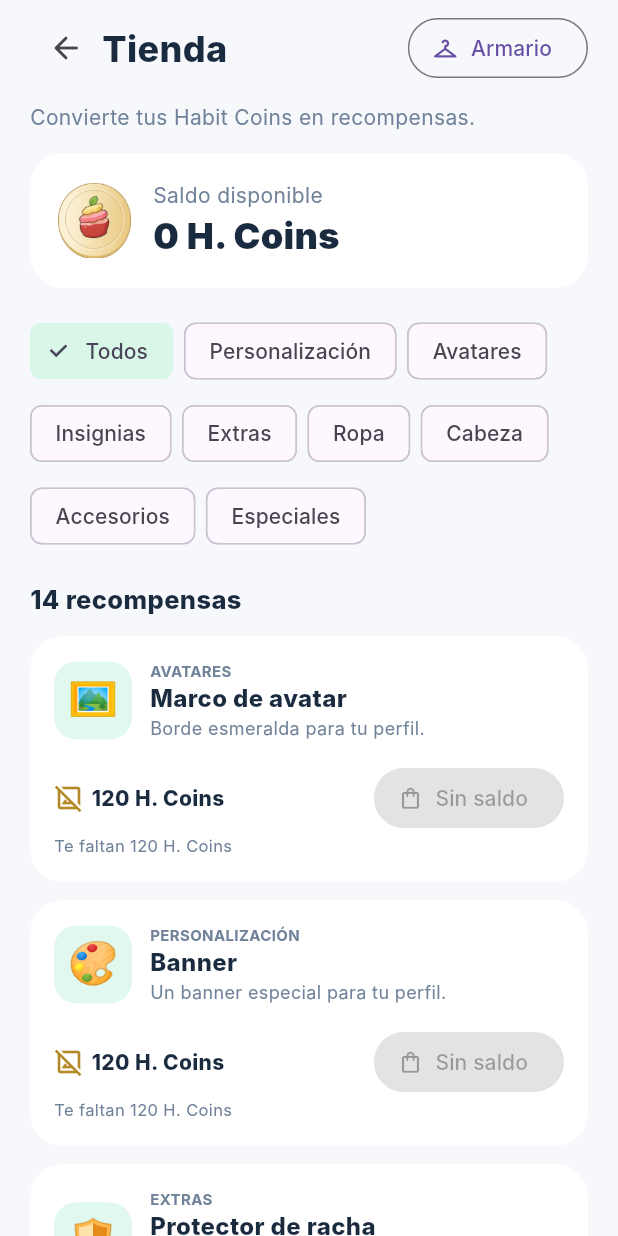
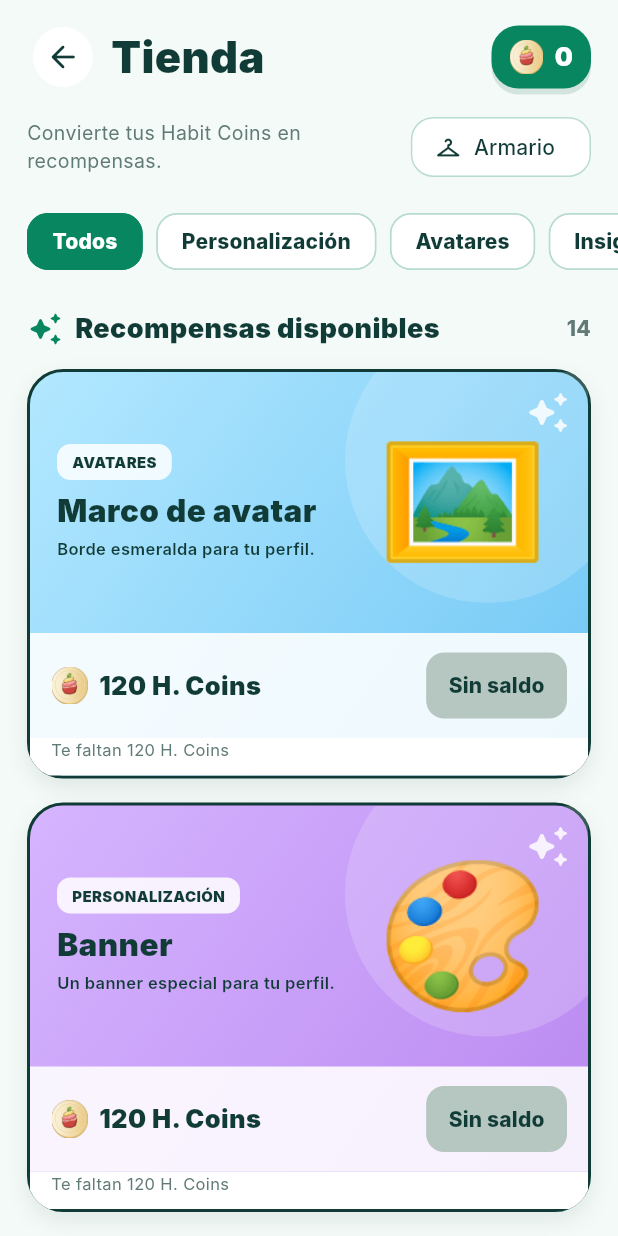
Before and after one commit to roldanvalego602-stack/Healthy-Habit-v2, a Flutter app: the StoreScreen screen opened directly, on a phone screen of 412 x 824 dp. Run offline on Flutter 3.47's test engine with Material 3 defaults, Android fonts, the phone set to English and light mode, and no system bars; our stand-ins replace cloud_firestore, firebase_auth, firebase_core, google_sign_in, image_picker; accounts and stored records are empty; Roboto replaces fonts that are missing (Inter).

Commit message:
Avances actuales de Healthy Habit

```diff
--- a/lib/páginas/tienda/store_screen.dart
+++ b/lib/páginas/tienda/store_screen.dart
@@ -1,7 +1,9 @@
 import 'package:flutter/material.dart';
+
 import 'shop_service.dart';
 import 'wardrobe_screen.dart';
 
+/// Tienda con tarjetas horizontales grandes. Conserva el catálogo y las compras.
 class StoreScreen extends StatefulWidget {
   const StoreScreen({
     super.key,
@@ -9,21 +11,23 @@ class StoreScreen extends StatefulWidget {
     this.onNavigate,
     this.onOpenWardrobe,
   });
-  // Compatibilidad con llamadas existentes. El saldo real siempre viene de Firestore.
+
+  // Se mantiene por compatibilidad; el saldo real procede de ShopService.
   final int initialCoins;
   final ValueChanged<int>? onNavigate;
   final VoidCallback? onOpenWardrobe;
+
   @override
   State<StoreScreen> createState() => _StoreScreenState();
 }
 
 class _StoreScreenState extends State<StoreScreen> {
-  static const green = Color(0xFF08BD87),
-      navy = Color(0xFF1A2B40),
-      muted = Color(0xFF71839A);
-  String _filter = 'Todos';
-  String? _busy;
-  final _categories = const [
+  static const _green = Color(0xFF07865F);
+  static const _ink = Color(0xFF113B36);
+  static const _muted = Color(0xFF607A76);
+  static const _background = Color(0xFFF4FAF7);
+
+  static const _categories = <String>[
     'Todos',
     'Personalización',
     'Avatares',
@@ -34,6 +38,9 @@ class _StoreScreenState extends State<StoreScreen> {
     'Accesorios',
     'Especiales',
   ];
+
+  String _filter = 'Todos';
+  String? _busy;
 
   void _message(String message) {
     if (!mounted) return;
@@ -49,11 +56,9 @@ class _StoreScreenState extends State<StoreScreen> {
       await ShopService.instance.buy(item);
       _message('¡Canjeaste ${item.name}! Ya está en tu colección.');
     } catch (error) {
-      _message(
-        error is ShopException
-            ? error.message
-            : 'No se pudo completar la compra. Revisa tu conexión y permisos.',
-      );
+      _message(error is ShopException
+          ? error.message
+          : 'No se pudo completar la compra. Revisa tu conexión y permisos.');
     } finally {
       if (mounted) setState(() => _busy = null);
     }
@@ -62,147 +67,84 @@ class _StoreScreenState extends State<StoreScreen> {
   void _openWardrobe() {
     if (widget.onOpenWardrobe != null) {
       widget.onOpenWardrobe!();
-      return;
+    } else {
+      Navigator.of(context).push(
+        MaterialPageRoute(builder: (_) => const WardrobeScreen()),
+      );
     }
-    Navigator.of(
-      context,
-    ).push(MaterialPageRoute(builder: (_) => const WardrobeScreen()));
+  }
+
+  void _back() {
+    if (Navigator.of(context).canPop()) {
+      Navigator.of(context).pop();
+    } else {
+      widget.onNavigate?.call(0);
+    }
   }
 
   @override
   Widget build(BuildContext context) {
     return Scaffold(
-      backgroundColor: const Color(0xFFF6F8FB),
+      backgroundColor: _background,
       body: SafeArea(
         child: StreamBuilder<ShopState>(
           stream: ShopService.instance.watch(),
           builder: (context, snapshot) {
             final state = snapshot.data;
-            final items =
-                shopCatalog
-                    .where((i) => _filter == 'Todos' || i.category == _filter)
-                    .toList();
+            final items = shopCatalog
+                .where((item) => _filter == 'Todos' || item.category == _filter)
+                .toList();
+
             return CustomScrollView(
               slivers: [
+                SliverToBoxAdapter(child: _header(state)),
+                if (snapshot.hasError)
+                  const SliverToBoxAdapter(
+                    child: Padding(
+                      padding: EdgeInsets.symmetric(horizontal: 18, vertical: 8),
+                      child: Text(
+                        'No se pudo cargar el saldo. Comprueba tu sesión y los permisos de Firestore.',
+                        style: TextStyle(color: Colors.red),
+                      ),
+                    ),
+                  ),
+                SliverToBoxAdapter(child: _categoryFilters()),
                 SliverPadding(
-                  padding: const EdgeInsets.fromLTRB(20, 8, 20, 28),
+                  padding: const EdgeInsets.fromLTRB(18, 18, 18, 28),
                   sliver: SliverList(
                     delegate: SliverChildListDelegate([
                       Row(
                         children: [
-                          IconButton(
-                            onPressed: () {
-                              if (Navigator.of(context).canPop()) {
-                                Navigator.pop(context);
-                              } else {
-                                widget.onNavigate?.call(0);
-                              }
-                            },
-                            icon: const Icon(Icons.arrow_back_rounded),
-                          ),
+                          const Icon(Icons.auto_awesome_rounded, color: _green),
+                          const SizedBox(width: 8),
                           const Expanded(
                             child: Text(
-                              'Tienda',
+                              'Recompensas disponibles',
                               style: TextStyle(
-                                fontSize: 24,
-                                fontWeight: FontWeight.w800,
-                                color: navy,
+                                fontSize: 18,
+                                fontWeight: FontWeight.w900,
+                                color: _ink,
                               ),
                             ),
                           ),
-                          OutlinedButton.icon(
-                            onPressed: _openWardrobe,
-                            icon: const Icon(Icons.checkroom_rounded),
-                            label: const Text('Armario'),
+                          Text(
+                            '${items.length}',
+                            style: const TextStyle(
+                              fontWeight: FontWeight.w800,
+                              color: _muted,
+                            ),
                           ),
                         ],
                       ),
-                      const SizedBox(height: 12),
-                      const Text(
-                        'Convierte tus Habit Coins en recompensas.',
-                        style: TextStyle(color: muted),
-                      ),
                       const SizedBox(height: 14),
-                      Container(
-                        padding: const EdgeInsets.all(18),
-                        decoration: BoxDecoration(
-                          color: Colors.white,
-                          borderRadius: BorderRadius.circular(22),
-                        ),
-                        child: Row(
-                          children: [
-                            Image.asset(
-                              'assets/monedas/h coin.png',
-                              width: 50,
-                              height: 50,
-                              errorBuilder:
-                                  (_, __, ___) => const Icon(
-                                    Icons.image_not_supported_outlined,
-                                    color: Colors.amber,
-                                    size: 45,
-                                  ),
-                            ),
-                            const SizedBox(width: 14),
-                            Column(
-                              crossAxisAlignment: CrossAxisAlignment.start,
-                              children: [
-                                const Text(
-                                  'Saldo disponible',
-                                  style: TextStyle(color: muted),
-                                ),
-                                Text(
-                                  state == null
-                                      ? 'Cargando...'
-                                      : '${state.coins} H. Coins',
-                                  style: const TextStyle(
-                                    fontSize: 24,
-                                    fontWeight: FontWeight.w900,
-                                    color: navy,
-                                  ),
-                                ),
-                              ],
-                            ),
-                          ],
-                        ),
-                      ),
-                      if (snapshot.hasError)
-                        Padding(
-                          padding: const EdgeInsets.only(top: 12),
-                          child: Text(
-                            'No se pudo cargar el saldo. Comprueba tu sesión y permisos de Firestore.',
-                            style: TextStyle(color: Colors.red.shade700),
+                      if (items.isEmpty)
+                        const Padding(
+                          padding: EdgeInsets.symmetric(vertical: 30),
+                          child: Center(
+                            child: Text('No hay artículos en esta categoría.'),
                           ),
                         ),
-                      const SizedBox(height: 18),
-                      Wrap(
-                        spacing: 7,
-                        runSpacing: 7,
-                        children:
-                            _categories
-                                .map(
-                                  (c) => ChoiceChip(
-                                    label: Text(c),
-                                    selected: _filter == c,
-                                    onSelected:
-                                        (_) => setState(() => _filter = c),
-                                    selectedColor: const Color(0xFFD9F7E9),
-                                  ),
-                                )
-                                .toList(),
-                      ),
-                      const SizedBox(height: 20),
-                      Text(
-                        '${items.length} recompensas',
-                        style: const TextStyle(
-                          fontWeight: FontWeight.w800,
-                          color: navy,
-                          fontSize: 17,
-                        ),
-                      ),
-                      const SizedBox(height: 12),
-                      if (items.isEmpty)
-                        const Text('No hay artículos en esta categoría.'),
-                      ...items.map((item) => _card(item, state)),
+                      ...items.map((item) => _offerCard(item, state)),
                     ]),
                   ),
                 ),
@@ -214,111 +156,345 @@ class _StoreScreenState extends State<StoreScreen> {
     );
   }
 
-  Widget _card(ShopItem item, ShopState? state) {
-    final owned = state?.owns(item.id) ?? false;
-    final affordable = state != null && state.coins >= item.price;
-    final waiting = _busy == item.id;
-    return Container(
-      margin: const EdgeInsets.only(bottom: 12),
-      padding: const EdgeInsets.all(16),
-      decoration: BoxDecoration(
-        color: Colors.white,
-        borderRadius: BorderRadius.circular(22),
-      ),
+  Widget _header(ShopState? state) {
+    return Padding(
+      padding: const EdgeInsets.fromLTRB(18, 14, 18, 12),
       child: Column(
         crossAxisAlignment: CrossAxisAlignment.start,
         children: [
           Row(
             children: [
+              IconButton.filledTonal(
+                onPressed: _back,
+                icon: const Icon(Icons.arrow_back_rounded),
+                style: IconButton.styleFrom(
+                  backgroundColor: Colors.white,
+                  foregroundColor: _ink,
+                ),
+              ),
+              const SizedBox(width: 8),
+              const Expanded(
+                child: Text(
+                  'Tienda',
+                  style: TextStyle(
+                    color: _ink,
+                    fontSize: 29,
+                    fontWeight: FontWeight.w900,
+                  ),
+                ),
+              ),
               Container(
-                width: 52,
-                height: 52,
-                alignment: Alignment.center,
+                padding: const EdgeInsets.symmetric(horizontal: 12, vertical: 9),
                 decoration: BoxDecoration(
-                  color: const Color(0xFFE0F8EE),
-                  borderRadius: BorderRadius.circular(15),
+                  color: _green,
+                  borderRadius: BorderRadius.circular(18),
+                  boxShadow: const [
+                    BoxShadow(color: Color(0x22004E37), offset: Offset(0, 4)),
+                  ],
                 ),
-                child: Text(item.emoji, style: const TextStyle(fontSize: 27)),
-              ),
-              const SizedBox(width: 12),
-              Expanded(
-                child: Column(
-                  crossAxisAlignment: CrossAxisAlignment.start,
+                child: Row(
+                  mainAxisSize: MainAxisSize.min,
                   children: [
+                    _coinIcon(size: 23),
+                    const SizedBox(width: 7),
                     Text(
-                      item.category.toUpperCase(),
+                      state == null ? '...' : '${state.coins}',
                       style: const TextStyle(
-                        color: muted,
-                        fontSize: 10,
-                        fontWeight: FontWeight.bold,
+                        color: Colors.white,
+                        fontSize: 17,
+                        fontWeight: FontWeight.w900,
                       ),
-                    ),
-                    Text(
-                      item.name,
-                      style: const TextStyle(
-                        color: navy,
-                        fontSize: 16,
-                        fontWeight: FontWeight.w800,
-                      ),
-                    ),
-                    Text(
-                      item.description,
-                      style: const TextStyle(color: muted, fontSize: 12),
                     ),
                   ],
                 ),
               ),
             ],
           ),
-          const SizedBox(height: 14),
+          const SizedBox(height: 12),
           Row(
             children: [
-              const Icon(
-                Icons.image_not_supported_outlined,
-                color: Color(0xFFB58A26),
-                size: 20,
+              const Expanded(
+                child: Text(
+                  'Convierte tus Habit Coins en recompensas.',
+                  style: TextStyle(color: _muted, fontSize: 13),
+                ),
               ),
-              const SizedBox(width: 5),
-              Expanded(
-                child: Text(
-                  item.price == 0 ? 'Gratis' : '${item.price} H. Coins',
-                  style: const TextStyle(
-                    fontWeight: FontWeight.w800,
-                    color: navy,
+              const SizedBox(width: 8),
+              OutlinedButton.icon(
+                onPressed: _openWardrobe,
+                icon: const Icon(Icons.checkroom_rounded, size: 18),
+                label: const Text('Armario'),
+                style: OutlinedButton.styleFrom(
+                  foregroundColor: _ink,
+                  backgroundColor: Colors.white,
+                  side: const BorderSide(color: Color(0xFFB8DCD0)),
+                  shape: RoundedRectangleBorder(
+                    borderRadius: BorderRadius.circular(15),
                   ),
                 ),
               ),
-              FilledButton.icon(
-                onPressed:
-                    state == null || owned || !affordable || _busy != null
-                        ? null
-                        : () => _buy(item),
-                icon: Icon(
-                  owned
-                      ? Icons.check_circle_outline
-                      : Icons.shopping_bag_outlined,
-                  size: 17,
-                ),
-                label: Text(
-                  waiting
-                      ? 'Comprando...'
-                      : owned
-                      ? 'Adquirido'
-                      : affordable
-                      ? 'Canjear'
-                      : 'Sin saldo',
-                ),
-                style: FilledButton.styleFrom(backgroundColor: green),
-              ),
             ],
           ),
+        ],
+      ),
+    );
+  }
+
+  Widget _categoryFilters() {
+    return SizedBox(
+      height: 54,
+      child: ListView.separated(
+        padding: const EdgeInsets.symmetric(horizontal: 18, vertical: 5),
+        scrollDirection: Axis.horizontal,
+        itemCount: _categories.length,
+        separatorBuilder: (_, __) => const SizedBox(width: 9),
+        itemBuilder: (context, index) {
+          final category = _categories[index];
+          final selected = _filter == category;
+          return ChoiceChip(
+            label: Text(category),
+            selected: selected,
+            onSelected: (_) => setState(() => _filter = category),
+            showCheckmark: false,
+            selectedColor: _green,
+            backgroundColor: Colors.white,
+            side: BorderSide(
+              color: selected ? _green : const Color(0xFFB8DCD0),
+            ),
+            labelStyle: TextStyle(
+              color: selected ? Colors.white : _ink,
+              fontWeight: FontWeight.w800,
+            ),
+            shape: RoundedRectangleBorder(
+              borderRadius: BorderRadius.circular(14),
+            ),
+          );
+        },
+      ),
+    );
+  }
+
+  Widget _offerCard(ShopItem item, ShopState? state) {
+    final owned = state?.owns(item.id) ?? false;
+    final affordable = state != null && state.coins >= item.price;
+    final waiting = _busy == item.id;
+    final canBuy = state != null && !owned && affordable && _busy == null;
+    final palette = _palette(item.category);
+
+    return Container(
+      margin: const EdgeInsets.only(bottom: 16),
+      clipBehavior: Clip.antiAlias,
+      decoration: BoxDecoration(
+        gradient: LinearGradient(
+          begin: Alignment.topLeft,
+          end: Alignment.bottomRight,
+          colors: palette,
+        ),
+        borderRadius: BorderRadius.circular(24),
+        border: Border.all(color: _ink, width: 2),
+        boxShadow: const [
+          BoxShadow(
+            color: Color(0x180F4039),
+            blurRadius: 12,
+            offset: Offset(0, 6),
+          ),
+        ],
+      ),
+      child: Column(
+        children: [
+          SizedBox(
+            height: 174,
+            child: Stack(
+              children: [
+                Positioned(
+                  right: -28,
+                  top: -36,
+                  child: Container(
+                    width: 190,
+                    height: 190,
+                    decoration: BoxDecoration(
+                      color: Colors.white.withValues(alpha: 0.17),
+                      shape: BoxShape.circle,
+                    ),
+                  ),
+                ),
+                Positioned(
+                  right: 12,
+                  top: 12,
+                  child: Icon(
+                    Icons.auto_awesome_rounded,
+                    size: 30,
+                    color: Colors.white.withValues(alpha: 0.85),
+                  ),
+                ),
+                Padding(
+                  padding: const EdgeInsets.all(18),
+                  child: Row(
+                    children: [
+                      Expanded(
+                        flex: 6,
+                        child: Column(
+                          crossAxisAlignment: CrossAxisAlignment.start,
+                          mainAxisAlignment: MainAxisAlignment.center,
+                          children: [
+                            Container(
+                              padding: const EdgeInsets.symmetric(
+                                horizontal: 10,
+                                vertical: 5,
+                              ),
+                              decoration: BoxDecoration(
+                                color: Colors.white.withValues(alpha: 0.85),
+                                borderRadius: BorderRadius.circular(9),
+                              ),
+                              child: Text(
+                                item.category.toUpperCase(),
+                                maxLines: 1,
+                                overflow: TextOverflow.ellipsis,
+                                style: const TextStyle(
+                                  fontSize: 10,
+                                  color: _ink,
+                                  fontWeight: FontWeight.w900,
+                                ),
+                              ),
+                            ),
+                            const SizedBox(height: 9),
+                            Text(
+                              item.name,
+                              maxLines: 3,
+                              overflow: TextOverflow.ellipsis,
+                              style: const TextStyle(
+                                color: _ink,
+                                fontSize: 21,
+                                height: 1.05,
+                                fontWeight: FontWeight.w900,
+                              ),
+                            ),
+                            const SizedBox(height: 7),
+                            Text(
+                              item.description,
+                              maxLines: 2,
+                              overflow: TextOverflow.ellipsis,
+                              style: const TextStyle(
+                                color: _ink,
+                                fontSize: 11,
+                                fontWeight: FontWeight.w600,
+                              ),
+                            ),
+                          ],
+                        ),
+                      ),
+                      const SizedBox(width: 8),
+                      Expanded(
+                        flex: 4,
+                        child: Center(
+                          child: FittedBox(
+                            fit: BoxFit.scaleDown,
+                            child: Text(
+                              item.emoji,
+                              style: const TextStyle(fontSize: 92),
+                            ),
+                          ),
+                        ),
+                      ),
+                    ],
+                  ),
+                ),
+              ],
+            ),
+          ),
+          Container(
+            padding: const EdgeInsets.fromLTRB(14, 11, 14, 11),
+            color: Colors.white.withValues(alpha: 0.88),
+            child: Row(
+              children: [
+                _coinIcon(size: 25),
+                const SizedBox(width: 7),
+                Expanded(
+                  child: Text(
+                    item.price == 0 ? 'Gratis' : '${item.price} H. Coins',
+                    style: const TextStyle(
+                      fontSize: 17,
+                      fontWeight: FontWeight.w900,
+                      color: _ink,
+                    ),
+                  ),
+                ),
+                const SizedBox(width: 6),
+                FilledButton(
+                  onPressed: canBuy ? () => _buy(item) : null,
+                  style: FilledButton.styleFrom(
+                    backgroundColor: _green,
+                    foregroundColor: Colors.white,
+                    disabledBackgroundColor: const Color(0xFFB6C6C0),
+                    disabledForegroundColor: _ink,
+                    padding: const EdgeInsets.symmetric(
+                      horizontal: 15,
+                      vertical: 12,
+                    ),
+                    shape: RoundedRectangleBorder(
+                      borderRadius: BorderRadius.circular(12),
+                    ),
+                  ),
+                  child: Text(
+                    waiting
+                        ? 'Comprando...'
+                        : owned
+                            ? 'Adquirido'
+                            : state == null
+                                ? 'Cargando...'
+                                : affordable
+                                    ? 'Canjear'
+                                    : 'Sin saldo',
+                    style: const TextStyle(fontWeight: FontWeight.w800),
+                  ),
+                ),
+              ],
+            ),
+          ),
           if (state != null && !owned && !affordable)
-            Text(
-              'Te faltan ${item.price - state.coins} H. Coins',
-              style: const TextStyle(color: muted, fontSize: 11),
+            Container(
+              width: double.infinity,
+              color: Colors.white,
+              padding: const EdgeInsets.fromLTRB(14, 0, 14, 9),
+              child: Text(
+                'Te faltan ${item.price - state.coins} H. Coins',
+                style: const TextStyle(fontSize: 11, color: _muted),
+              ),
             ),
         ],
       ),
     );
   }
+
+  Widget _coinIcon({double size = 24}) {
+    return Image.asset(
+      'assets/monedas/h coin.png',
+      width: size,
+      height: size,
+      errorBuilder: (_, __, ___) => Icon(
+        Icons.monetization_on_rounded,
+        size: size,
+        color: const Color(0xFFFFC845),
+      ),
+    );
+  }
+
+  List<Color> _palette(String category) {
+    switch (category) {
+      case 'Ropa':
+      case 'Personalización':
+        return const [Color(0xFFD6B5FF), Color(0xFFB987F0)];
+      case 'Cabeza':
+      case 'Avatares':
+        return const [Color(0xFFB3E8FF), Color(0xFF70C7F5)];
+      case 'Insignias':
+        return const [Color(0xFFFFE6A0), Color(0xFFFFC766)];
+      case 'Accesorios':
+        return const [Color(0xFFFFC4DF), Color(0xFFF59AC3)];
+      case 'Especiales':
+        return const [Color(0xFFC5F3CC), Color(0xFF8ADCB1)];
+      default:
+        return const [Color(0xFFC7F1E2), Color(0xFF91DCC5)];
+    }
+  }
 }
```
Also changed, not shown: 1 other file.
